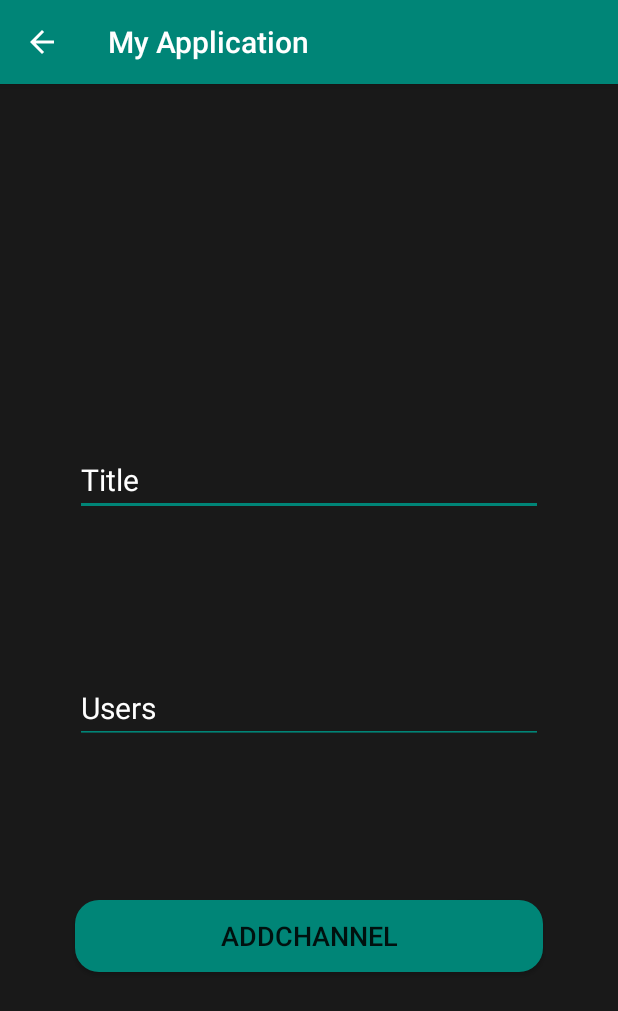
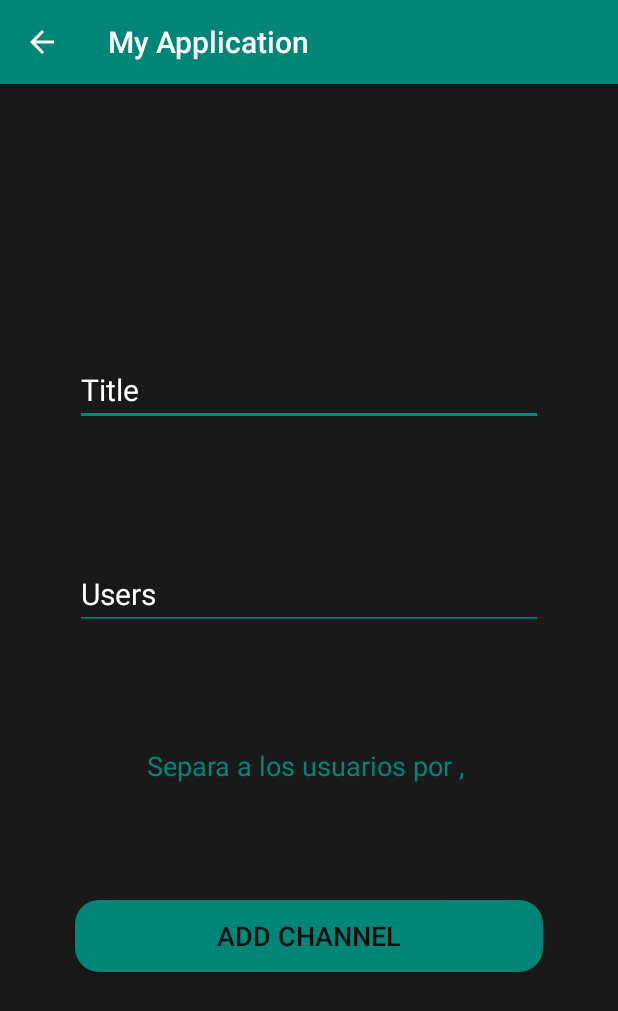
Before and after one commit to felipeSaCa/App, an Android app: the AddChatView screen opened directly, with no data from a screen before it, on a phone screen of 412 x 824 dp. Shown: the top 1011 px of the screen. Run offline under Robolectric (Android 15) with nearby library versions, the phone set to English and light mode, and no system bars.

Commit message:
Añadiendo get channels

```diff
--- a/app/src/main/java/com/comov/myapplication/AddChatView.java
+++ b/app/src/main/java/com/comov/myapplication/AddChatView.java
@@ -43,7 +43,9 @@ public class AddChatView extends AppCompatActivity{
                     usuarios.requestFocus();
                     return;
                 }
-                Channel channel = new Channel(title.getText().toString(), usuarios.getText().toString(), title.getText().toString());
+                String[] users = usuarios.getText().toString().split(",");
+                System.out.println("################  "+users);
+                Channel channel = new Channel(title.getText().toString(), users, title.getText().toString());
                 addChannel(channel);
             }
         });
--- a/app/src/main/java/com/comov/myapplication/apiTools/APIService.java
+++ b/app/src/main/java/com/comov/myapplication/apiTools/APIService.java
@@ -10,6 +10,7 @@ import retrofit2.http.GET;
 import retrofit2.http.Headers;
 import retrofit2.http.POST;
 import retrofit2.http.Path;
+import retrofit2.http.Query;
 
 public interface APIService {
 
@@ -29,7 +30,7 @@ public interface APIService {
 
     @Headers("Content-Type: application/json")
     @POST("/api/user")
-    Call<Post> postRegister (@Body Users myPost);
+    Call<Post> postRegister (@Body Users myUsers);
 
     @Headers("Content-Type: application/json")
     @POST("/api/login")
@@ -47,8 +48,7 @@ public interface APIService {
     @POST("/api/channel")
     Call<Post> postChannel(@Body Channel myChannel);
 
-    @Headers("Content-Type: application/json")
     @GET("/api/channel")
-    Call<Channel> getChannel(@Body Channel channels);
+    Call<Channels> getChannel(@Query("username") String username);
 
 }
--- a/app/src/main/res/layout/activity_add_chat.xml
+++ b/app/src/main/res/layout/activity_add_chat.xml
@@ -12,17 +12,17 @@
         android:layout_width="0dp"
         android:layout_height="wrap_content"
         android:layout_marginStart="50dp"
-        android:layout_marginTop="240dp"
+        android:layout_marginTop="180dp"
         android:layout_marginEnd="50dp"
         android:backgroundTint="@color/colorPrimary"
         android:ems="10"
-        android:hint="Title"
+        android:hint="@string/editTitle"
         android:inputType="textPersonName"
         android:textColor="@color/white"
         android:textColorHint="@color/white"
         android:textSize="20sp"
         app:layout_constraintEnd_toEndOf="parent"
-        app:layout_constraintHorizontal_bias="1.0"
+        app:layout_constraintHorizontal_bias="0.0"
         app:layout_constraintStart_toStartOf="parent"
         app:layout_constraintTop_toTopOf="parent" />
 
@@ -34,16 +34,17 @@
         android:layout_marginEnd="50dp"
         android:backgroundTint="@color/colorPrimary"
         android:ems="10"
-        android:hint="Users"
+        android:hint="@string/editUsuarios"
         android:inputType="textPersonName"
         android:textColor="@color/white"
         android:textColorHint="@color/white"
         android:textSize="20sp"
         app:layout_constraintBottom_toTopOf="@+id/btnAddChannel"
         app:layout_constraintEnd_toEndOf="parent"
-        app:layout_constraintHorizontal_bias="1.0"
+        app:layout_constraintHorizontal_bias="0.0"
         app:layout_constraintStart_toStartOf="parent"
-        app:layout_constraintTop_toBottomOf="@+id/editTitle" />
+        app:layout_constraintTop_toBottomOf="@+id/editTitle"
+        app:layout_constraintVertical_bias="0.329" />
 
     <Button
         android:id="@+id/btnAddChannel"
@@ -54,12 +55,26 @@
         android:layout_marginBottom="176dp"
         android:background="@drawable/buttonround"
         android:onClick="addChannel"
-        android:text="AddChannel"
+        android:text="@string/btnAddChannel"
         android:textSize="18sp"
         app:layout_constraintBottom_toBottomOf="parent"
         app:layout_constraintEnd_toEndOf="parent"
         app:layout_constraintHorizontal_bias="0.0"
         app:layout_constraintStart_toStartOf="parent"
-        tools:text="Add Channel" />/>
+        tools:text="@string/btnAddChannel" />
+
+    <TextView
+        android:id="@+id/textView"
+        android:layout_width="wrap_content"
+        android:layout_height="wrap_content"
+        android:layout_marginStart="50dp"
+        android:layout_marginEnd="50dp"
+        android:text="Separa a los usuarios por , "
+        android:textSize="18sp"
+        android:textColor="@color/colorPrimary"
+        app:layout_constraintBottom_toTopOf="@+id/btnAddChannel"
+        app:layout_constraintEnd_toEndOf="parent"
+        app:layout_constraintStart_toStartOf="parent"
+        app:layout_constraintTop_toBottomOf="@+id/editUsuarios" />/>
 
 </androidx.constraintlayout.widget.ConstraintLayout>
--- a/app/src/main/res/values/strings.xml
+++ b/app/src/main/res/values/strings.xml
@@ -9,4 +9,7 @@
     <string name="editAgeRegister">Age</string>
     <string name="editTextOptional">Optional</string>
     <string name="editWriteAMessage">Write a message</string>
+    <string name="editTitle">Title</string>
+    <string name="editUsuarios">Users</string>
+    <string name="btnAddChannel">Add channel</string>
 </resources>
```
Also changed, not shown: app/src/main/java/com/comov/myapplication/MainActivity.java (+2 -5 lines), app/src/main/java/com/comov/myapplication/MainView.java (+29 -0 lines), app/src/main/java/com/comov/myapplication/datamodel/Channel.java (+4 -4 lines), app/src/main/java/com/comov/myapplication/datamodel/Channels.java (added, +22 -0 lines), 1 other file.
